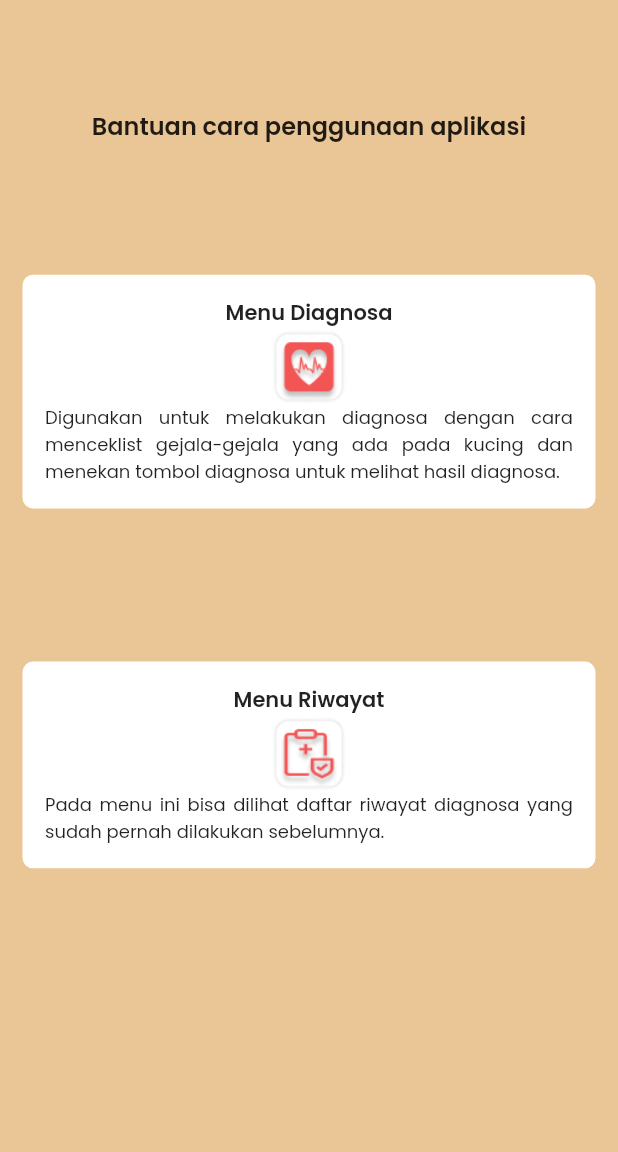
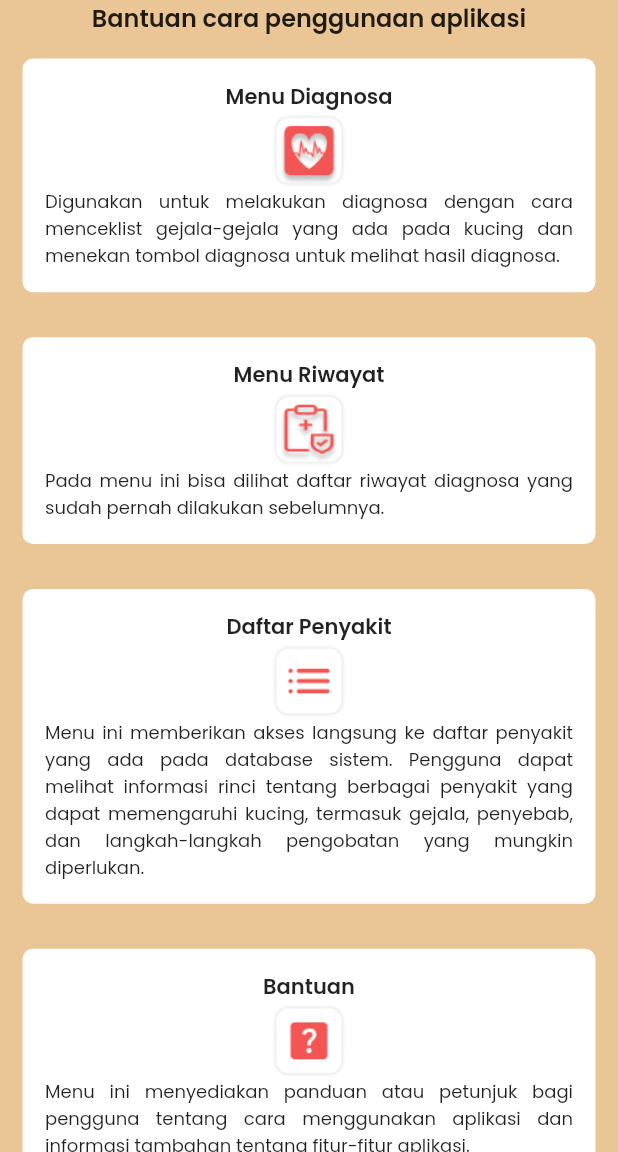
Before and after one commit to PerampokTAHU99/diagnose-cat-expert-system-mobile, a Flutter app: the Bantuan screen opened by its route, on a phone screen of 412 x 824 dp, the part 84-1236 px from its top. Run offline on Flutter 3.47's test engine with Material 2 defaults, Android fonts, the phone set to English and light mode, and no system bars; our stand-ins replace flutter_secure_storage, page_transition; accounts and stored records are empty.

Commit message:
updating bantuan

```diff
--- a/lib/screens/bantuan.dart
+++ b/lib/screens/bantuan.dart
@@ -12,9 +12,7 @@ class Bantuan extends StatelessWidget {
         title: const Text("Bantuan"),
         elevation: 0,
       ),
-      body: SizedBox(
-        width: double.infinity,
-        height: double.infinity,
+      body: SingleChildScrollView(
         child: Column(
           mainAxisAlignment: MainAxisAlignment.spaceEvenly,
           crossAxisAlignment: CrossAxisAlignment.center,
@@ -26,11 +24,7 @@ class Bantuan extends StatelessWidget {
                 fontWeight: FontWeight.w600,
               ),
             ),
-            GestureDetector(
-              onTap: () {
-                Navigator.of(context).pushNamed("/diagnosa");
-              },
-              child: Container(
+            Container(
               margin: const EdgeInsets.all(15),
               padding: const EdgeInsets.all(15),
               decoration: BoxDecoration(
@@ -40,8 +34,14 @@ class Bantuan extends StatelessWidget {
               child: const Column(
                 mainAxisAlignment: MainAxisAlignment.spaceEvenly,
                 children: [
-                    Text("Menu Diagnosa", style: TextStyle(fontWeight: FontWeight.w600),),
-                    Image(image: AssetImage("img/diagnosa.png"), width: 50,),
+                  Text(
+                    "Menu Diagnosa",
+                    style: TextStyle(fontWeight: FontWeight.w600),
+                  ),
+                  Image(
+                    image: AssetImage("img/diagnosa.png"),
+                    width: 50,
+                  ),
                   Text(
                     "Digunakan untuk melakukan diagnosa dengan cara menceklist gejala-gejala "
                     "yang ada pada kucing dan menekan tombol diagnosa untuk melihat hasil diagnosa.",
@@ -53,12 +53,7 @@ class Bantuan extends StatelessWidget {
                 ],
               ),
             ),
-            ),
-            GestureDetector(
-              onTap: () {
-                Navigator.of(context).pushNamed("/riwayat");
-              },
-              child: Container(
+            Container(
               margin: const EdgeInsets.all(15),
               padding: const EdgeInsets.all(15),
               decoration: BoxDecoration(
@@ -68,8 +63,14 @@ class Bantuan extends StatelessWidget {
               child: const Column(
                 mainAxisAlignment: MainAxisAlignment.spaceEvenly,
                 children: [
-                    Text("Menu Riwayat", style: TextStyle(fontWeight: FontWeight.w600),),
-                    Image(image: AssetImage("img/cek.png"), width: 50,),
+                  Text(
+                    "Menu Riwayat",
+                    style: TextStyle(fontWeight: FontWeight.w600),
+                  ),
+                  Image(
+                    image: AssetImage("img/cek.png"),
+                    width: 50,
+                  ),
                   Text(
                     "Pada menu ini bisa dilihat daftar riwayat diagnosa yang sudah pernah "
                     "dilakukan sebelumnya.",
@@ -81,6 +82,128 @@ class Bantuan extends StatelessWidget {
                 ],
               ),
             ),
+            Container(
+              margin: const EdgeInsets.all(15),
+              padding: const EdgeInsets.all(15),
+              decoration: BoxDecoration(
+                color: Theme.of(context).colorScheme.primaryContainer,
+                borderRadius: BorderRadius.circular(7),
+              ),
+              child: const Column(
+                mainAxisAlignment: MainAxisAlignment.spaceEvenly,
+                children: [
+                  Text(
+                    "Daftar Penyakit",
+                    style: TextStyle(fontWeight: FontWeight.w600),
+                  ),
+                  Image(
+                    image: AssetImage("img/daftar.png"),
+                    width: 50,
+                  ),
+                  Text(
+                    "Menu ini memberikan akses langsung ke daftar penyakit "
+                    "yang ada pada database sistem. Pengguna dapat melihat "
+                    "informasi rinci tentang berbagai penyakit yang dapat "
+                    "memengaruhi kucing, termasuk gejala, penyebab, dan "
+                    "langkah-langkah pengobatan yang mungkin diperlukan.",
+                    textAlign: TextAlign.justify,
+                    style: TextStyle(
+                      fontSize: 12,
+                    ),
+                  ),
+                ],
+              ),
+            ),
+            Container(
+              margin: const EdgeInsets.all(15),
+              padding: const EdgeInsets.all(15),
+              decoration: BoxDecoration(
+                color: Theme.of(context).colorScheme.primaryContainer,
+                borderRadius: BorderRadius.circular(7),
+              ),
+              child: const Column(
+                mainAxisAlignment: MainAxisAlignment.spaceEvenly,
+                children: [
+                  Text(
+                    "Bantuan",
+                    style: TextStyle(fontWeight: FontWeight.w600),
+                  ),
+                  Image(
+                    image: AssetImage("img/bantuan.png"),
+                    width: 50,
+                  ),
+                  Text(
+                    "Menu ini menyediakan panduan atau petunjuk bagi pengguna "
+                    "tentang cara menggunakan aplikasi dan informasi tambahan "
+                    "tentang fitur-fitur aplikasi.",
+                    textAlign: TextAlign.justify,
+                    style: TextStyle(
+                      fontSize: 12,
+                    ),
+                  ),
+                ],
+              ),
+            ),
+            Container(
+              margin: const EdgeInsets.all(15),
+              padding: const EdgeInsets.all(15),
+              decoration: BoxDecoration(
+                color: Theme.of(context).colorScheme.primaryContainer,
+                borderRadius: BorderRadius.circular(7),
+              ),
+              child: const Column(
+                mainAxisAlignment: MainAxisAlignment.spaceEvenly,
+                children: [
+                  Text(
+                    "Tentang",
+                    style: TextStyle(fontWeight: FontWeight.w600),
+                  ),
+                  Image(
+                    image: AssetImage("img/info.png"),
+                    width: 50,
+                  ),
+                  Text(
+                    "Menu ini berisi informasi tentang aplikasi itu sendiri, "
+                    "seperti penjelasan tentang tujuan pembuatan aplikasi, "
+                    "tim pengembang, dan informasi tambahan lainnya terkait aplikasi.",
+                    textAlign: TextAlign.justify,
+                    style: TextStyle(
+                      fontSize: 12,
+                    ),
+                  ),
+                ],
+              ),
+            ),
+            Container(
+              margin: const EdgeInsets.all(15),
+              padding: const EdgeInsets.all(15),
+              decoration: BoxDecoration(
+                color: Theme.of(context).colorScheme.primaryContainer,
+                borderRadius: BorderRadius.circular(7),
+              ),
+              child: const Column(
+                mainAxisAlignment: MainAxisAlignment.spaceEvenly,
+                children: [
+                  Text(
+                    "Keluar",
+                    style: TextStyle(fontWeight: FontWeight.w600),
+                  ),
+                  Image(
+                    image: AssetImage("img/keluar.png"),
+                    width: 50,
+                  ),
+                  Text(
+                    "Menu ini memungkinkan pengguna untuk keluar dari aplikasi "
+                    "sistem pakar diagnosa penyakit pada kucing. Saat dipilih, "
+                    "pengguna akan keluar dari sistem dan kembali ke layar awal "
+                    "atau menutup aplikasi.",
+                    textAlign: TextAlign.justify,
+                    style: TextStyle(
+                      fontSize: 12,
+                    ),
+                  ),
+                ],
+              ),
             ),
             const SizedBox(
               height: 30,
```
Lines whose indentation alone changed are shown as unchanged.
